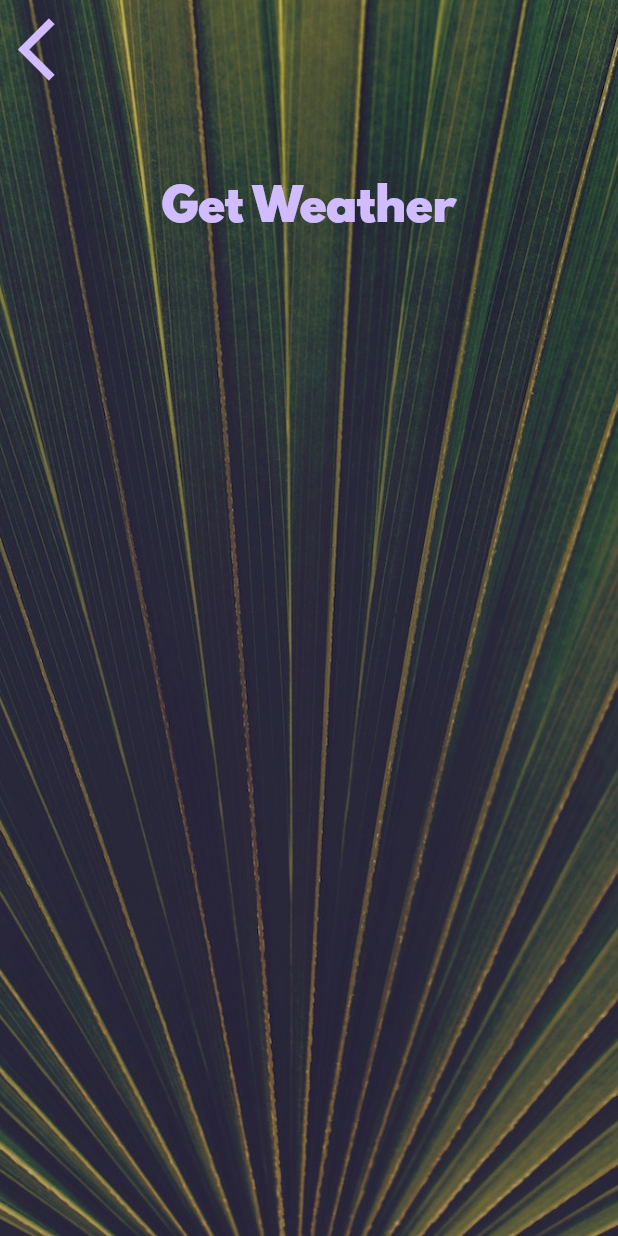
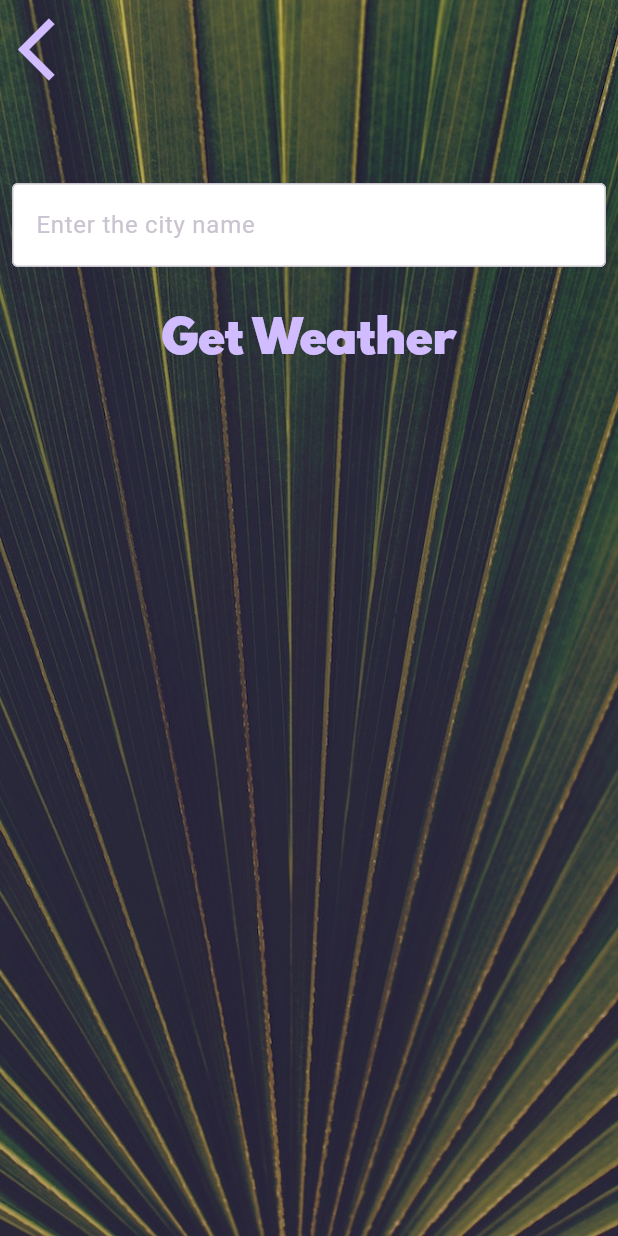
Before and after one commit to Abhishekraina7/weather_app1, a Flutter app: the CityScreen screen opened directly, on a phone screen of 412 x 824 dp. Run offline on Flutter 3.47's test engine with Material 3 defaults, Android fonts, the phone set to English and light mode, and no system bars; our stand-ins replace flutter_spinkit, geolocator.

Commit message:
Added the text filed to get the cityname from the user.

```diff
--- a/lib/screens/city_screen.dart
+++ b/lib/screens/city_screen.dart
@@ -39,6 +39,18 @@ class _CityScreenState extends State<CityScreen> {
                 padding: const EdgeInsets.all(20.0),
                 child: null,
               ),
+               Container(
+                 padding: EdgeInsets.symmetric(horizontal: 8, vertical: 16),
+                 child: TextField(
+                  decoration: InputDecoration(
+                    filled: true,
+                    fillColor: Colors.white,
+                    border: OutlineInputBorder(),
+                    hintText: 'Enter the city name',
+                  ),
+              ),
+               ),
+
               TextButton(
                 onPressed: () {},
                 child: const Text(
```
